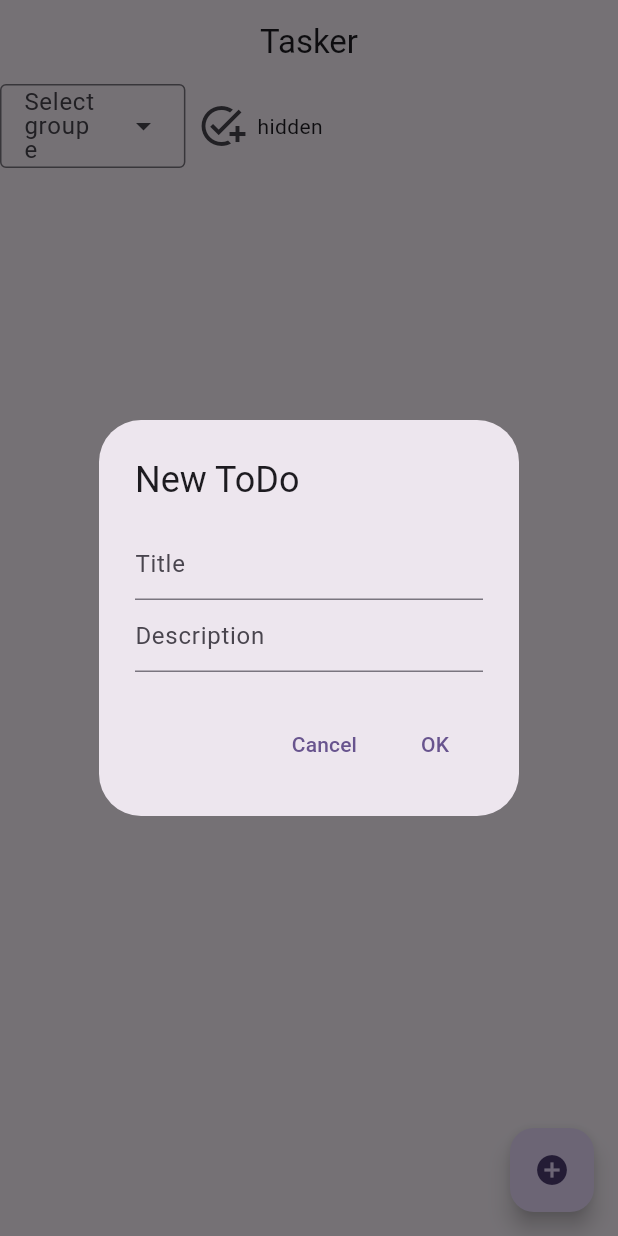
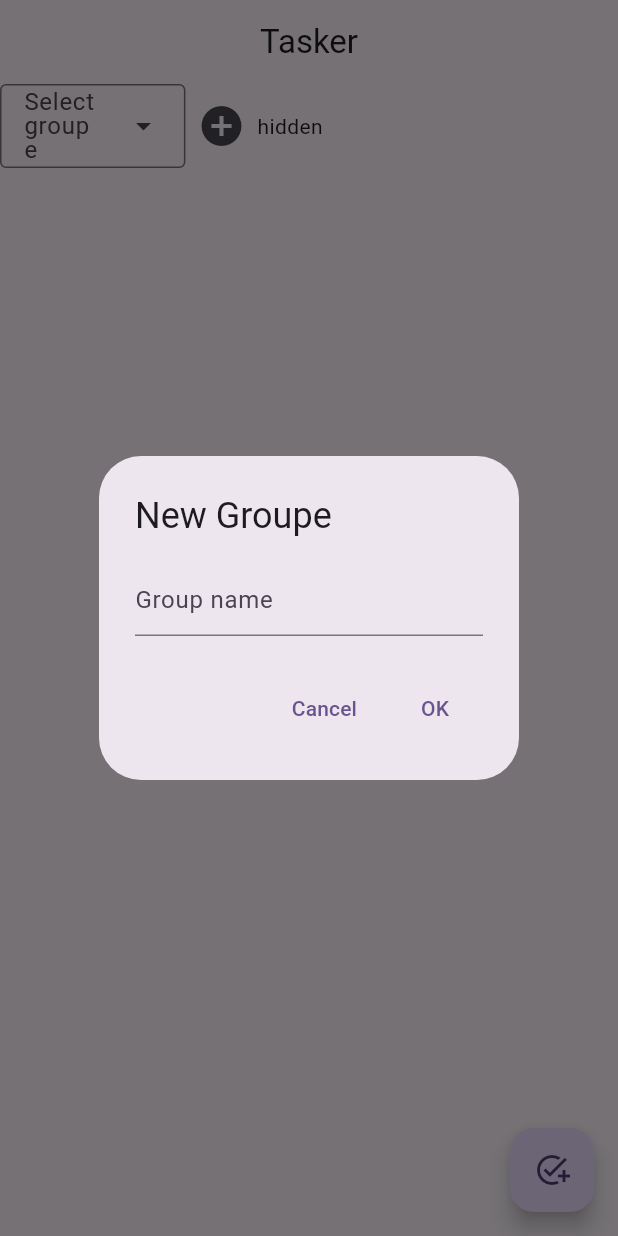
Before and after one commit to judemont/tasker, a Flutter app: the screen it shows after launch, after a tap on the "add circle" icon, on a phone screen of 412 x 824 dp. Run offline on Flutter 3.47's test engine with Material 3 defaults, Android fonts, the phone set to English and light mode, and no system bars; our stand-ins replace sqflite, sqflite_common_ffi; missing offline and left inert: dart:ffi; accounts and stored records are empty.

Commit message:
updated icons

```diff
--- a/lib/components/buttonNew.dart
+++ b/lib/components/buttonNew.dart
@@ -13,7 +13,7 @@ class FloatingNewButton extends StatelessWidget {
     var descriptionFieldController = TextEditingController();
 
     return FloatingActionButton(
-      child: const Icon(Icons.add_circle),
+      child: const Icon(Icons.add_task),
       onPressed: () => showDialog(
         context: context,
         builder: (context) => AlertDialog(
--- a/lib/screens/groupWidget.dart
+++ b/lib/screens/groupWidget.dart
@@ -30,7 +30,7 @@ class _GroupWidgetState extends State<GroupWidget> {
             }).toList()),
         IconButton(
           iconSize: 32,
-          icon: const Icon(Icons.add_task),
+          icon: const Icon(Icons.add_circle),
           onPressed: () {
             setState(() {
               addGroup();
```
